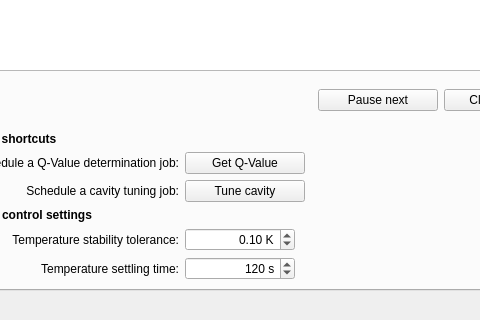
The window that xeprtools/customxepr_ui_linux.ui (OE-FET/customxepr) describes before a commit, drawn with Qt 5; both pictures show x 95 to 575 and y 344 to 664 of the 807 by 664 pixel window.
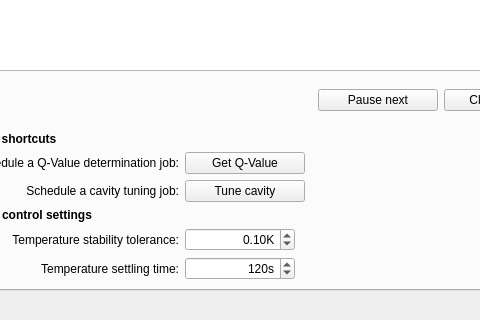
The same window after the commit. Custom widgets are drawn as their Qt base class.

Patch:
```diff
--- a/xeprtools/customxepr_ui_linux.ui
+++ b/xeprtools/customxepr_ui_linux.ui
@@ -249,7 +249,7 @@
              <set>Qt::AlignRight|Qt::AlignTrailing|Qt::AlignVCenter</set>
             </property>
             <property name="suffix">
-             <string> s</string>
+             <string>s</string>
             </property>
             <property name="decimals">
              <number>0</number>
@@ -296,7 +296,7 @@
              <set>Qt::AlignRight|Qt::AlignTrailing|Qt::AlignVCenter</set>
             </property>
             <property name="suffix">
-             <string> K</string>
+             <string>K</string>
             </property>
             <property name="singleStep">
              <double>0.100000000000000</double>
```
Left out of the diff: 2 changed lines with no effect on the pictures.
